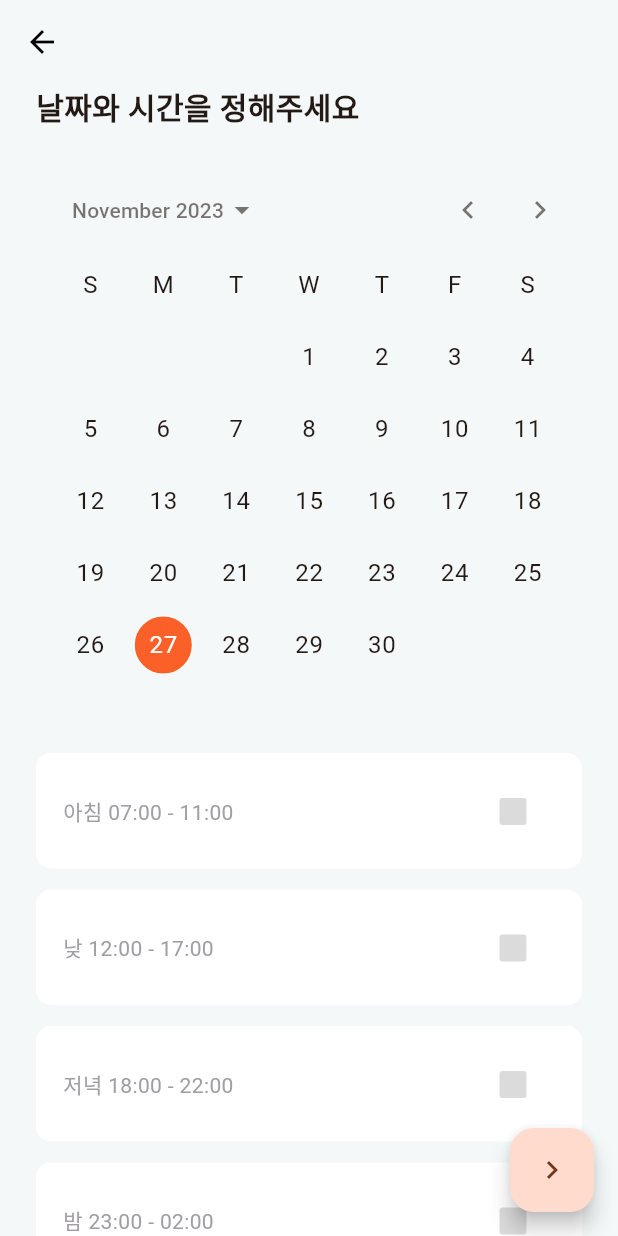
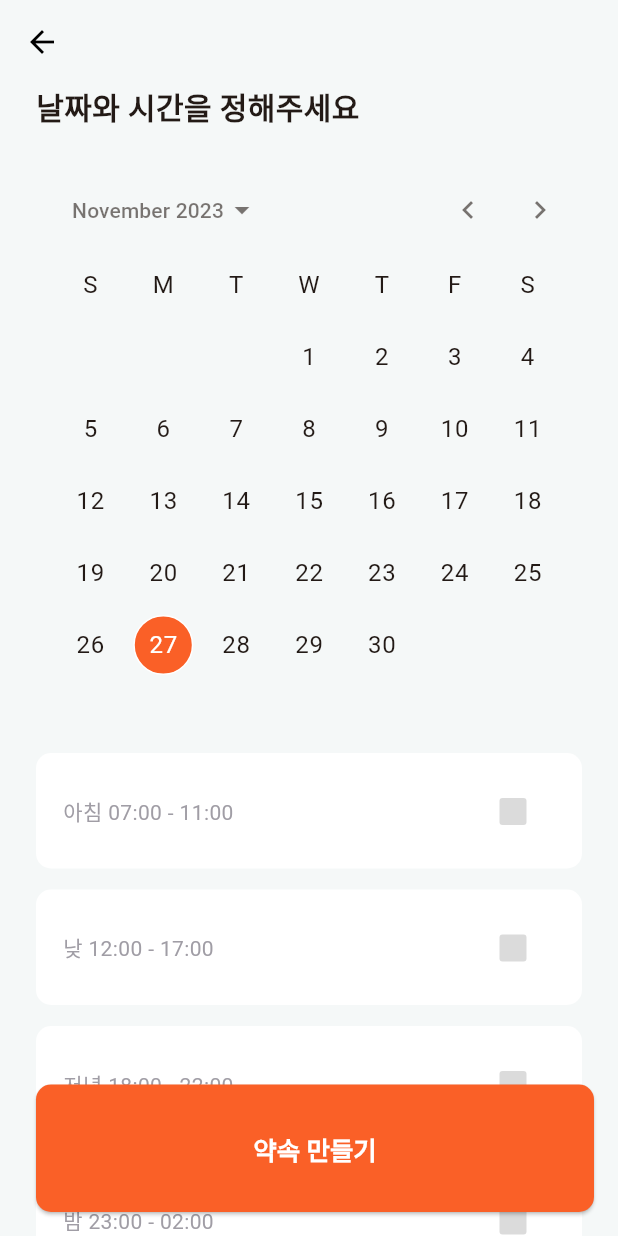
Before and after one commit to YAPP-Github/23rd-TF-when2yapp-FE, a Flutter app: the screen it shows after launch, after a tap on "약속 만들기", on a phone screen of 412 x 824 dp. Run offline on Flutter 3.47's test engine with Material 2 defaults, Android fonts, the light colour scheme and no system bars; drawn by our look-alikes of calendar_date_picker2; missing offline and left inert: dart:html; network calls fail; Roboto replaces fonts that are missing (Pretendard); statements that could not run were skipped; project files that could hold a hidden picture were left out.

Commit message:
feat: floating action button 으로 변경 (#43)

```diff
--- /dev/null
+++ b/lib/component/when2yapp_elevated_button.dart
@@ -0,0 +1,31 @@
+import 'package:flutter/material.dart';
+
+class When2YappElevatedButton extends StatelessWidget {
+  final VoidCallback? onPressed;
+  final String labelText;
+
+  When2YappElevatedButton({
+    required this.onPressed,
+    required this.labelText,
+  });
+
+  @override
+  Widget build(BuildContext context) {
+    return ElevatedButton(
+      onPressed: onPressed,
+      child: Padding(
+        padding: const EdgeInsets.symmetric(vertical: 15),
+        child: SizedBox(
+          width: MediaQuery.of(context).size.width - 40,
+          child: Row(
+            mainAxisAlignment: MainAxisAlignment.center,
+            children: [
+              Text(labelText),
+            ],
+          ),
+        ),
+      ),
+    );
+  }
+
+}
--- a/lib/create_page.dart
+++ b/lib/create_page.dart
@@ -6,6 +6,7 @@ import 'package:intl/intl.dart';
 
 import 'api/when2yapp_api_client.dart';
 import 'component/when2yapp_checkbox.dart';
+import 'component/when2yapp_elevated_button.dart';
 
 class CreatePage extends StatefulWidget {
   final When2YappApiClient _apiClient = When2YappApiClient();
@@ -106,8 +107,16 @@ class CreatePageState extends State<CreatePage> {
             ),
           ),
         ),
-        floatingActionButton: FloatingActionButton(
-          onPressed: () async {
+        floatingActionButton: When2YappElevatedButton(
+          onPressed: _onButtonPressed,
+          labelText: '약속 만들기',
+        ),
+      ),
+    );
+  }
+
+  /// 약속 만들기
+  void _onButtonPressed() async {
     final scheduleResponse = await widget._apiClient.createSchedule(
       startDate: _rangeDatePickerValueWithDefaultValue[0]!,
       endDate: _rangeDatePickerValueWithDefaultValue[1]!,
@@ -125,12 +134,6 @@ class CreatePageState extends State<CreatePage> {
       html.window.history.pushState(null, '언제얍', url);
     }
     Navigator.of(context).pushNamed(url);
-          },
-          tooltip: '약속 만들기',
-          child: const Icon(Icons.chevron_right),
-        ),
-      ),
-    );
   }
 
   Widget _buildDefaultRangeDatePickerWithValue() {
--- a/lib/splash_page.dart
+++ b/lib/splash_page.dart
@@ -2,6 +2,7 @@ import 'dart:html' as html;
 import 'package:flutter/foundation.dart';
 import 'package:flutter/material.dart';
 
+import 'component/when2yapp_elevated_button.dart';
 import 'resources/resources.dart';
 
 class SplashPage extends StatelessWidget {
@@ -49,29 +50,19 @@ class SplashPage extends StatelessWidget {
               ),
             ],
           ),
-          Container(
-            width: double.infinity,
-            height: 56,
-            margin: const EdgeInsets.fromLTRB(20, 0, 20, 60),
-            child: TextButton(
-              onPressed: () {
-                if (kIsWeb) {
-                  html.window.history.pushState(null, 'Page', '/create');
-                }
-                Navigator.of(context).pushNamed('/create');
-              },
-              style: TextButton.styleFrom(
-                  foregroundColor: Colors.white,
-                  backgroundColor: const Color(0xFFFA6027),
-                  shape: RoundedRectangleBorder(
-                    borderRadius: BorderRadius.circular(10), // <-- Radius
-                  )),
-              child: const Text("약속 만들기",
-                  style: TextStyle(fontWeight: FontWeight.bold, fontSize: 17)),
-            ),
-          ),
         ],
+      ),
+      floatingActionButton: When2YappElevatedButton(
+        onPressed: () => _onButtonPressed(context),
+        labelText: '약속 만들기',
       ),
     );
   }
+
+  void _onButtonPressed(BuildContext context) {
+    if (kIsWeb) {
+      html.window.history.pushState(null, '언제얍', '/create');
+    }
+    Navigator.of(context).pushNamed('/create');
+  }
 }
--- a/lib/when2yapp_app.dart
+++ b/lib/when2yapp_app.dart
@@ -34,6 +34,60 @@ class When2YappApp extends StatelessWidget {
                   : const Color(0xFFDBDBDB)),
           checkColor: MaterialStateProperty.all(Colors.white),
           side: BorderSide.none,
+        ),
+        elevatedButtonTheme: ElevatedButtonThemeData(
+          style: ButtonStyle(
+            backgroundColor: MaterialStateProperty.resolveWith((states) =>
+                states.contains(MaterialState.disabled)
+                    ? const Color(0xFFEEECF3)
+                    : const Color(0xFFFA6027)
+            ),
+            foregroundColor: MaterialStateProperty.resolveWith((states) =>
+              states.contains(MaterialState.disabled)
+                  ? const Color(0xFFA09DA5)
+                  : Colors.white,
+            ),
+            textStyle: MaterialStateProperty.all(
+              const TextStyle(
+                fontSize: 17,
+                fontWeight: FontWeight.bold,
+              ),
+            ),
+            padding: MaterialStateProperty.all(const EdgeInsets.symmetric(
+              vertical: 15,
+            )),
+            shape: MaterialStateProperty.all(const RoundedRectangleBorder(
+              borderRadius: BorderRadius.all(Radius.circular(10)),
+            )),
+          ),
+        ),
+        outlinedButtonTheme: OutlinedButtonThemeData(
+          style: ButtonStyle(
+            backgroundColor: MaterialStateProperty.resolveWith((states) =>
+                states.contains(MaterialState.disabled)
+                    ? const Color(0xFFEEECF3)
+                    : Colors.white
+            ),
+            foregroundColor: MaterialStateProperty.resolveWith((states) =>
+                states.contains(MaterialState.disabled)
+                    ? const Color(0xFFA09DA5)
+                    : const Color(0xFFFA6027)
+            ),
+            textStyle: MaterialStateProperty.all(const TextStyle(
+              fontSize: 17,
+              fontWeight: FontWeight.w600,
+            )),
+            padding: MaterialStateProperty.all(const EdgeInsets.symmetric(
+              vertical: 16,
+            )),
+            shape: MaterialStateProperty.all(const RoundedRectangleBorder(
+              borderRadius: BorderRadius.all(Radius.circular(10)),
+              side: const BorderSide(width: 0.8, color: Color(0xFFFA6027)),
+            )),
+            side: MaterialStateProperty.all(const BorderSide(
+              color: Color(0xFFFA6027),
+            )),
+          ),
         ),
         fontFamily: 'Pretendard',
         useMaterial3: true,
```
Also changed, not shown: lib/component/when2yapp_outlined_button.dart (added, +30 -0 lines), lib/created_page.dart (+42 -52 lines), lib/schedule_detail_page.dart (+23 -17 lines), lib/schedule_page.dart (+10 -23 lines), lib/schedule_register_page.dart (+11 -8 lines). Lines whose indentation alone changed are shown as unchanged.
